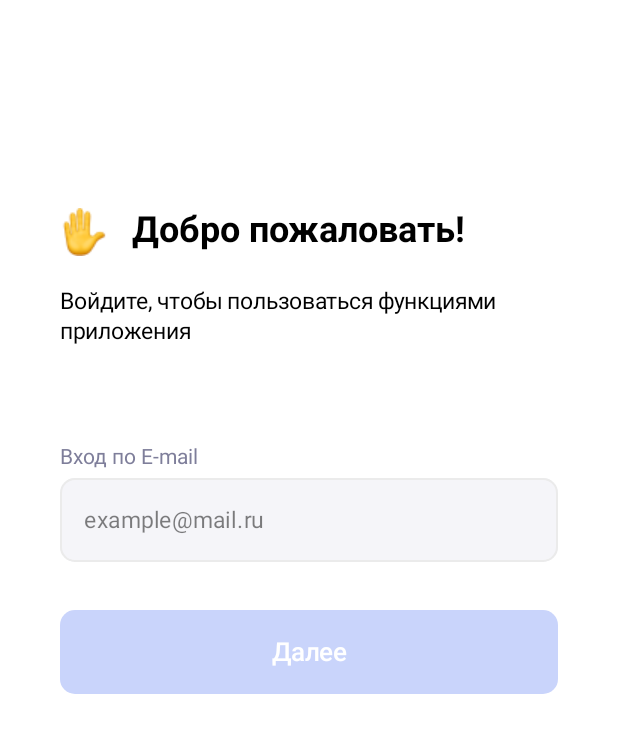
After one commit to Mashka2004/Smartlab, an Android app built with Jetpack Compose: the @Preview function Authorization, on a phone screen of 412 x 824 dp. The commit adds this screen. Shown: the top 733 px of the screen. Run offline under Robolectric (Android 15) with nearby library versions, the phone set to English and light mode, and no system bars.

Commit message:
Добавили дополнительный экран авторизации

```diff
--- /dev/null
+++ b/app/src/main/java/com/example/smartlab/components/InputText.kt
@@ -0,0 +1,57 @@
+package com.example.smartlab.components
+
+import androidx.compose.foundation.shape.RoundedCornerShape
+import androidx.compose.material3.OutlinedTextField
+import androidx.compose.material3.OutlinedTextFieldDefaults
+import androidx.compose.material3.Text
+import androidx.compose.runtime.Composable
+import androidx.compose.runtime.getValue
+import androidx.compose.runtime.mutableStateOf
+import androidx.compose.runtime.remember
+import androidx.compose.runtime.setValue
+import androidx.compose.ui.Modifier
+import androidx.compose.ui.graphics.Color
+import androidx.compose.ui.text.TextStyle
+import androidx.compose.ui.text.font.FontWeight
+import androidx.compose.ui.unit.dp
+import androidx.compose.ui.unit.sp
+import com.example.smartlab.ui.theme.AccentColor
+import com.example.smartlab.ui.theme.InputBGColor
+import com.example.smartlab.ui.theme.InputFocusedBorderColor
+import com.example.smartlab.ui.theme.InputStrokeColor
+
+@Composable
+fun InputText(modifier: Modifier = Modifier, placeholder: String, enabled: Boolean = true) {
+    var text by remember { mutableStateOf("") }
+
+    OutlinedTextField(
+        value = text,
+        onValueChange = { text = it },
+        modifier = modifier,
+        enabled = enabled,
+        readOnly = true,
+        placeholder = {
+            Text(
+                text = placeholder,
+                fontSize = 15.sp,
+                fontWeight = FontWeight.Normal,
+                lineHeight = 20.sp
+            )
+        },
+        textStyle = TextStyle(
+            fontSize = 15.sp,
+            fontWeight = FontWeight.Normal,
+            lineHeight = 20.sp
+        ),
+        colors = OutlinedTextFieldDefaults.colors(
+            focusedContainerColor = InputBGColor,
+            unfocusedContainerColor = InputBGColor,
+            focusedPlaceholderColor = Color.Black.copy(alpha = 0.5f),
+            unfocusedPlaceholderColor = Color.Black.copy(alpha = 0.5f),
+            focusedBorderColor = InputFocusedBorderColor,
+            unfocusedBorderColor = InputStrokeColor,
+            cursorColor = AccentColor
+        ),
+        shape = RoundedCornerShape(10.dp),
+    )
+}
--- /dev/null
+++ b/app/src/main/java/com/example/smartlab/components/PrimaryButton.kt
@@ -0,0 +1,39 @@
+package com.example.smartlab.components
+
+import androidx.compose.foundation.shape.RoundedCornerShape
+import androidx.compose.material3.Button
+import androidx.compose.material3.ButtonDefaults
+import androidx.compose.material3.Text
+import androidx.compose.runtime.Composable
+import androidx.compose.ui.Modifier
+import androidx.compose.ui.graphics.Color
+import androidx.compose.ui.text.font.FontWeight
+import androidx.compose.ui.unit.dp
+import androidx.compose.ui.unit.sp
+import com.example.smartlab.ui.theme.AccentColor
+import com.example.smartlab.ui.theme.AccentInactiveColor
+
+
+@Composable
+fun PrimaryButton(modifier: Modifier = Modifier, onClick: () -> Unit = {}, Enable:Boolean=true, text:String) {
+    Button(
+        onClick = {},
+        modifier=modifier,
+        enabled = Enable,
+        shape = RoundedCornerShape(10.dp),
+        colors = ButtonDefaults.buttonColors(
+            containerColor = AccentColor,
+            contentColor = Color.White,
+            disabledContentColor = Color.White,
+            disabledContainerColor = AccentInactiveColor
+        )
+    ) {
+        Text(
+            text = text,
+            fontSize = 17.sp,
+            fontWeight = FontWeight.SemiBold,
+            lineHeight = 24.sp
+        )
+    }
+
+}
--- /dev/null
+++ b/app/src/main/java/com/example/smartlab/layouts/Authorization.kt
@@ -0,0 +1,84 @@
+package com.example.smartlab.layouts
+
+import androidx.compose.foundation.BorderStroke
+import androidx.compose.foundation.Image
+import androidx.compose.foundation.layout.Column
+import androidx.compose.foundation.layout.Row
+import androidx.compose.foundation.layout.Spacer
+import androidx.compose.foundation.layout.fillMaxSize
+import androidx.compose.foundation.layout.fillMaxWidth
+import androidx.compose.foundation.layout.height
+import androidx.compose.foundation.layout.padding
+import androidx.compose.foundation.layout.size
+import androidx.compose.foundation.layout.width
+import androidx.compose.foundation.shape.RoundedCornerShape
+import androidx.compose.material3.Button
+import androidx.compose.material3.ButtonDefaults
+import androidx.compose.material3.Text
+import androidx.compose.runtime.Composable
+import androidx.compose.ui.Modifier
+import androidx.compose.ui.graphics.Color
+import androidx.compose.ui.graphics.ImageBitmap
+import androidx.compose.ui.res.imageResource
+import androidx.compose.ui.text.font.FontWeight
+import androidx.compose.ui.text.style.TextAlign
+import androidx.compose.ui.tooling.preview.Preview
+import androidx.compose.ui.unit.dp
+import androidx.compose.ui.unit.sp
+import com.example.smartlab.R
+import com.example.smartlab.components.InputText
+import com.example.smartlab.components.PrimaryButton
+import com.example.smartlab.ui.theme.AccentInactiveColor
+import com.example.smartlab.ui.theme.EmailColor
+
+@Preview
+@Composable
+private fun Authorization() {
+    Column(
+        Modifier.padding(20.dp)
+            .fillMaxSize()
+            .padding(top = 59.dp, start = 20.dp, end =20.dp, bottom = 56.dp)
+    ) {
+        Spacer(Modifier.size(59.dp))
+        Row {
+            Image(ImageBitmap.imageResource(R.drawable.hello),null, modifier = Modifier.width(32.dp).height(32.dp))
+            Spacer(modifier = Modifier.width(16.dp))
+            Text(
+                text = "Добро пожаловать!",
+                fontSize = 24.sp,
+                fontWeight = FontWeight(700),
+                lineHeight = 29.sp,
+                modifier = Modifier.fillMaxWidth()
+            )
+        }
+
+        Spacer(Modifier.size(20.dp))
+        Text(
+            text = "Войдите, чтобы пользоваться функциями приложения",
+            fontSize = 15.sp,
+            lineHeight = 20.sp,
+            fontWeight = FontWeight(400)
+        )
+        Spacer(Modifier.size(64.dp))
+        Text(
+            text = "Вход по E-mail",
+            fontSize = 14.sp,
+            lineHeight = 20.sp,
+            fontWeight = FontWeight(400),
+            color = EmailColor
+        )
+        Spacer(Modifier.height(4.dp))
+        InputText(placeholder = "example@mail.ru", modifier = Modifier.fillMaxWidth(1f))
+        Spacer(Modifier.size(32.dp))
+        PrimaryButton(onClick={}, text = "Далее", Enable = false,modifier = Modifier.fillMaxWidth(1f).height(56.dp))
+
+
+        }
+    }
+
+
+@Preview
+@Composable
+private fun AuthorizationView () {
+    Authorization()
+}
--- a/app/src/main/java/com/example/smartlab/layouts/OnBoard.kt
+++ b/app/src/main/java/com/example/smartlab/layouts/OnBoard.kt
@@ -36,7 +36,7 @@ fun OnBoard(modifier: Modifier = Modifier,buttomText: String,headeText: String,d
 
         Row {
             TextButton(text = buttomText, modifier = Modifier.weight(1f), onClick = {})
-            Image(ImageBitmap.imageResource(R.drawable.shape__1_),null, modifier = Modifier.weight(1f))
+            Image(ImageBitmap.imageResource(R.drawable.shape__1_),null, modifier = Modifier.weight(1f), alignment = Alignment.CenterEnd)
         }
         Spacer(Modifier.height(29.dp))
         OnBoardHeader(text = headeText, modifier = Modifier.align(Alignment.CenterHorizontally))
--- a/app/src/main/java/com/example/smartlab/ui/theme/Color.kt
+++ b/app/src/main/java/com/example/smartlab/ui/theme/Color.kt
@@ -13,3 +13,11 @@ val Pink40 = Color(0xFF7D5260)
 val textButtonColor = Color(0xFF57A9FF)
 val textHeaderColor = Color(0xFF00B712)
 val textDescription = Color(0xFF939396)
+
+
+val AccentInactiveColor = Color(0xFFC9D4FB)
+val InputStrokeColor = Color(0xFFEBEBEB)
+val InputBGColor = Color(0xFFF5F5F9)
+val InputFocusedBorderColor = Color(0xFFB8C1CC)
+val AccentColor = Color(0xFF1A6FEE)
+val EmailColor = Color(0xFF7E7E9A)
```
Also changed, not shown: app/src/main/res/drawable/hello.png (added).
